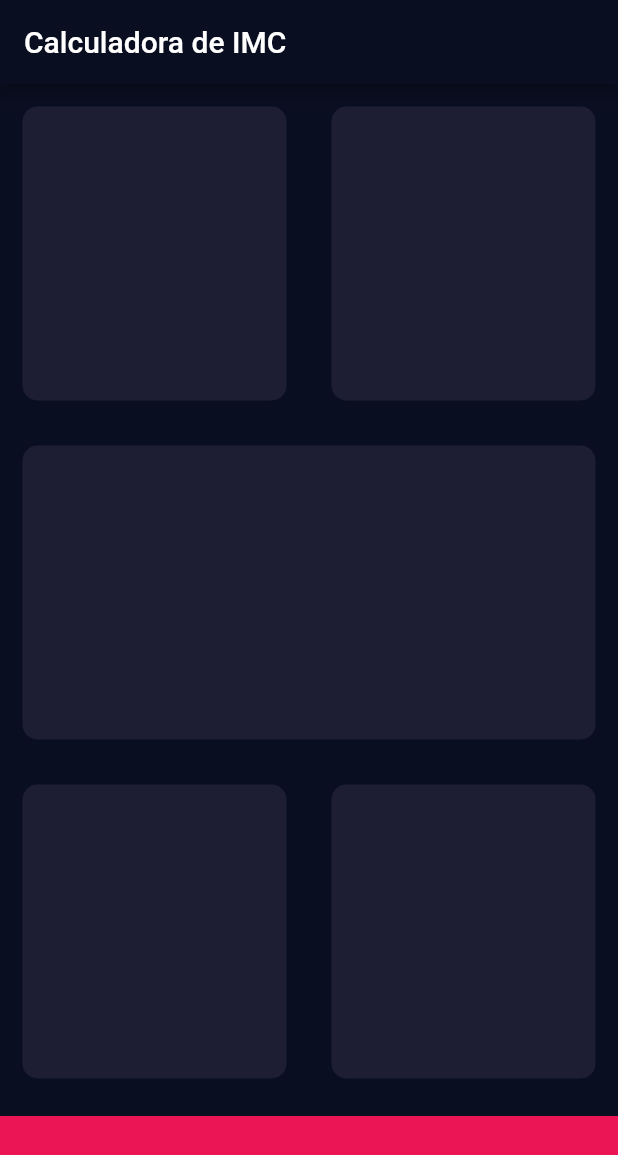
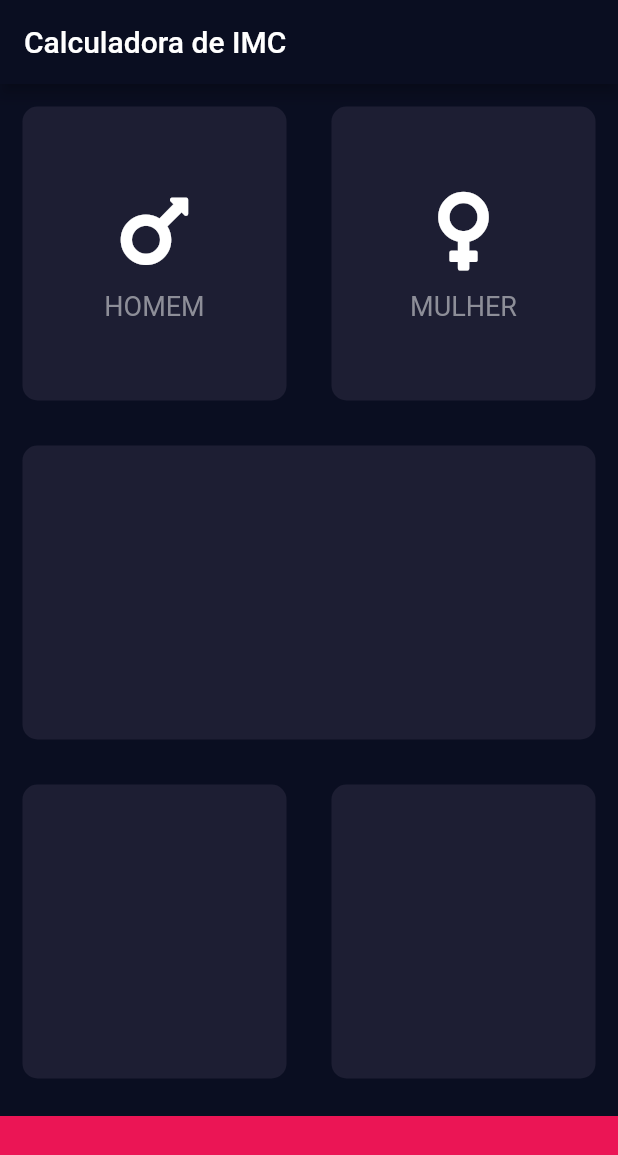
Before and after one commit to guilpejon/imc-calculator, a Flutter app: the screen it shows after launch, on a phone screen of 412 x 824 dp. Shown: the top 1155 px of the screen. Run offline on Flutter 3.47's test engine with Material 2 defaults, Android fonts, the phone set to English and light mode, and no system bars; our stand-ins replace font_awesome_flutter.

Commit message:
Added icons and filled first two cards

```diff
--- /dev/null
+++ b/lib/icon_content.dart
@@ -0,0 +1,33 @@
+import 'package:flutter/material.dart';
+
+const LabelTextStyle = TextStyle(
+  fontSize: 18,
+  color: Color(0xFF8D8E98),
+);
+
+class IconContent extends StatelessWidget {
+  IconContent({this.icon, this.label});
+
+  final IconData icon;
+  final String label;
+
+  @override
+  Widget build(BuildContext context) {
+    return Column(
+      mainAxisAlignment: MainAxisAlignment.center,
+      children: <Widget>[
+        Icon(
+          icon,
+          size: 60,
+        ),
+        SizedBox(
+          height: 10,
+        ),
+        Text(
+          label,
+          style: LabelTextStyle,
+        )
+      ],
+    );
+  }
+}
--- a/lib/input_page.dart
+++ b/lib/input_page.dart
@@ -1,4 +1,7 @@
 import 'package:flutter/material.dart';
+import 'package:font_awesome_flutter/font_awesome_flutter.dart';
+import 'icon_content.dart';
+import 'reusable_card.dart';
 
 const bottomContainerHeight = 80.0;
 const activeCardColor = Color(0xFF1D1E33);
@@ -25,10 +28,22 @@ class _InputPageState extends State<InputPage> {
             child: Row(
               children: <Widget>[
                 Expanded(
-                  child: ReusableCard(color: activeCardColor),
+                  child: ReusableCard(
+                    color: activeCardColor,
+                    cardChild: IconContent(
+                      icon: FontAwesomeIcons.mars,
+                      label: 'HOMEM',
+                    ),
+                  ),
                 ),
                 Expanded(
-                  child: ReusableCard(color: activeCardColor),
+                  child: ReusableCard(
+                    color: activeCardColor,
+                    cardChild: IconContent(
+                      icon: FontAwesomeIcons.venus,
+                      label: 'MULHER',
+                    ),
+                  ),
                 ),
               ],
             ),
@@ -65,22 +80,3 @@ class _InputPageState extends State<InputPage> {
     );
   }
 }
-
-class ReusableCard extends StatelessWidget {
-  ReusableCard({@required this.color, this.cardChild});
-
-  final Color color;
-  final Widget cardChild;
-
-  @override
-  Widget build(BuildContext context) {
-    return Container(
-      child: cardChild,
-      margin: EdgeInsets.all(15),
-      decoration: BoxDecoration(
-        color: color,
-        borderRadius: BorderRadius.circular(10),
-      ),
-    );
-  }
-}
--- /dev/null
+++ b/lib/reusable_card.dart
@@ -0,0 +1,20 @@
+import 'package:flutter/material.dart';
+
+class ReusableCard extends StatelessWidget {
+  ReusableCard({@required this.color, this.cardChild});
+
+  final Color color;
+  final Widget cardChild;
+
+  @override
+  Widget build(BuildContext context) {
+    return Container(
+      child: cardChild,
+      margin: EdgeInsets.all(15),
+      decoration: BoxDecoration(
+        color: color,
+        borderRadius: BorderRadius.circular(10),
+      ),
+    );
+  }
+}
--- a/pubspec.yaml
+++ b/pubspec.yaml
@@ -19,6 +19,8 @@ environment:
 dependencies:
   flutter:
     sdk: flutter
+
+  font_awesome_flutter: ^8.5.0
 
   # The following adds the Cupertino Icons font to your application.
   # Use with the CupertinoIcons class for iOS style icons.
```
Also changed, not shown: pubspec.lock.
